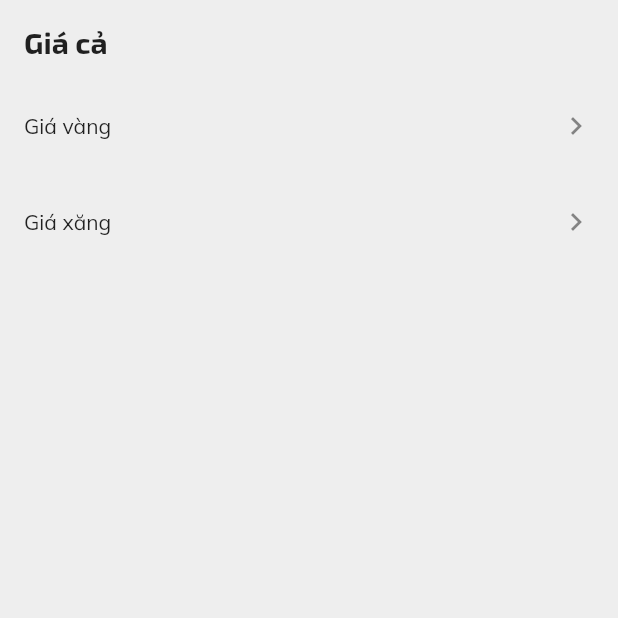
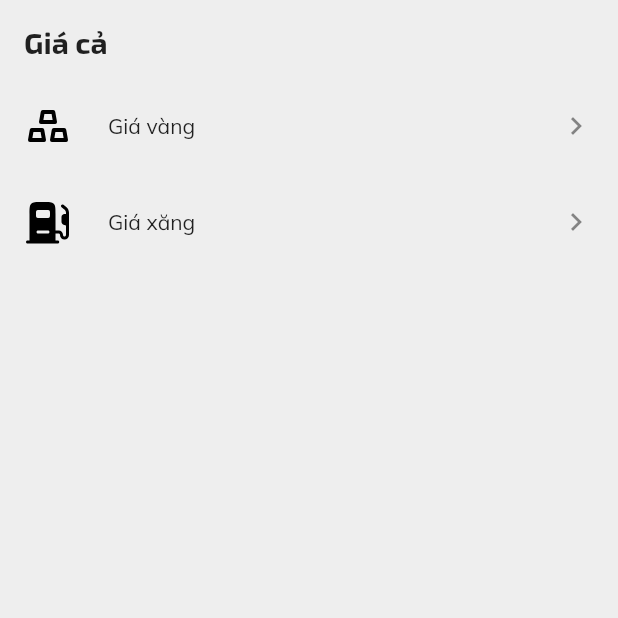
Before and after one commit to duyphuong5126/nono_finance, a Flutter app: the ProductPageAndroid screen opened directly, on a phone screen of 412 x 824 dp, the top half of it. Run offline on Flutter 3.47's test engine with Material 2 defaults, Android fonts, the phone set to English and light mode, and no system bars; our stand-ins replace fl_chart, flutter_bloc, flutter_svg, freezed_annotation, google_fonts, syncfusion_flutter_charts and 1 more; generated files the repository leaves out were written again; network calls fail; statements that could not run were skipped.

Commit message:
Add product icons

```diff
--- a/lib/products/products_page_android.dart
+++ b/lib/products/products_page_android.dart
@@ -4,6 +4,7 @@ import 'package:nono_finance/shared/constants.dart';
 import 'package:nono_finance/shared/extension/data_ext.dart';
 
 import '../shared/dimens.dart';
+import '../shared/widget/nono_icon.dart';
 
 class ProductPageAndroid extends StatelessWidget {
   const ProductPageAndroid({super.key});
@@ -39,6 +40,8 @@ class _ProductList extends StatelessWidget {
                 break;
             }
           },
+          leading:
+              NonoIcon(productType.iconPath, width: space2, height: space2),
           title: Text(
             productType.label.capitalize(),
             style: textTheme.bodyMedium,
--- a/lib/products/products_page_ios.dart
+++ b/lib/products/products_page_ios.dart
@@ -4,6 +4,7 @@ import 'package:nono_finance/shared/extension/data_ext.dart';
 import '../domain/entity/product_type.dart';
 import '../shared/constants.dart';
 import '../shared/dimens.dart';
+import '../shared/widget/nono_icon.dart';
 
 class ProductsPageIOS extends StatelessWidget {
   const ProductsPageIOS({super.key});
@@ -39,6 +40,8 @@ class _ProductList extends StatelessWidget {
                 break;
             }
           },
+          leading:
+              NonoIcon(productType.iconPath, width: space2, height: space2),
           title: Text(
             productType.label.capitalize(),
             style: textTheme.navTitleTextStyle,
--- a/lib/shared/extension/data_ext.dart
+++ b/lib/shared/extension/data_ext.dart
@@ -31,6 +31,11 @@ extension ProductTypeExt on ProductType {
         ProductType.gold => 'Giá vàng',
         ProductType.gas => 'Giá xăng',
       };
+
+  String get iconPath => switch (this) {
+        ProductType.gold => 'assets/icon/ic_gold.svg',
+        ProductType.gas => 'assets/icon/ic_gas.svg',
+      };
 }
 
 extension GoldPriceTypeExt on GoldPriceType {
```
Also changed, not shown: assets/icon/ic_gas.svg (added), assets/icon/ic_gold.svg (added).
